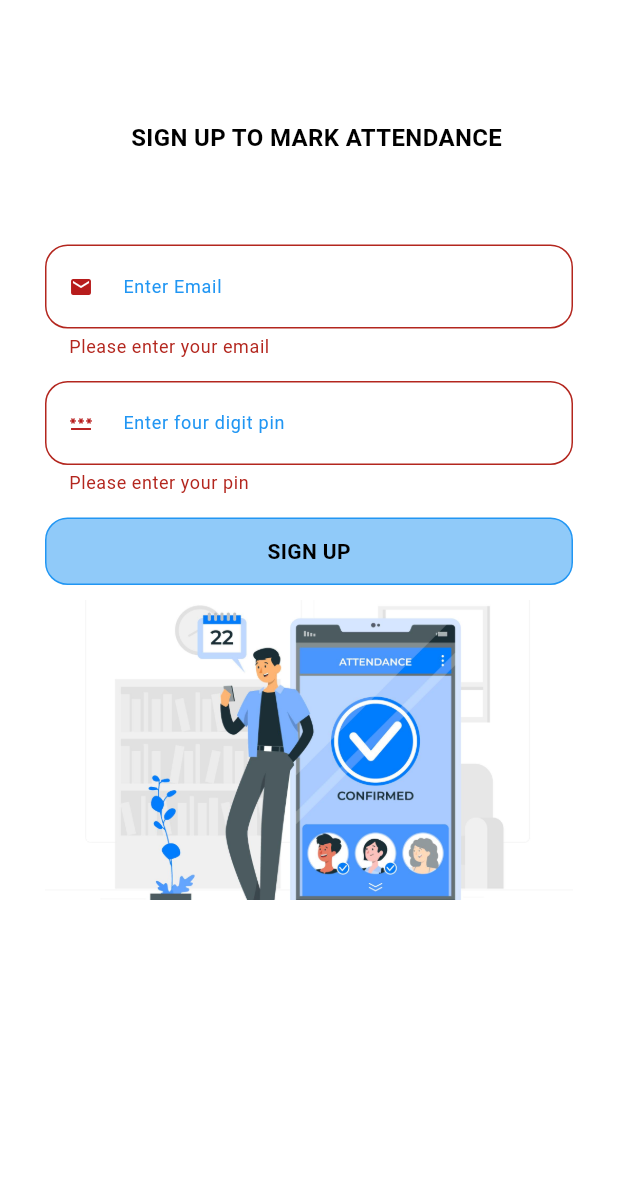
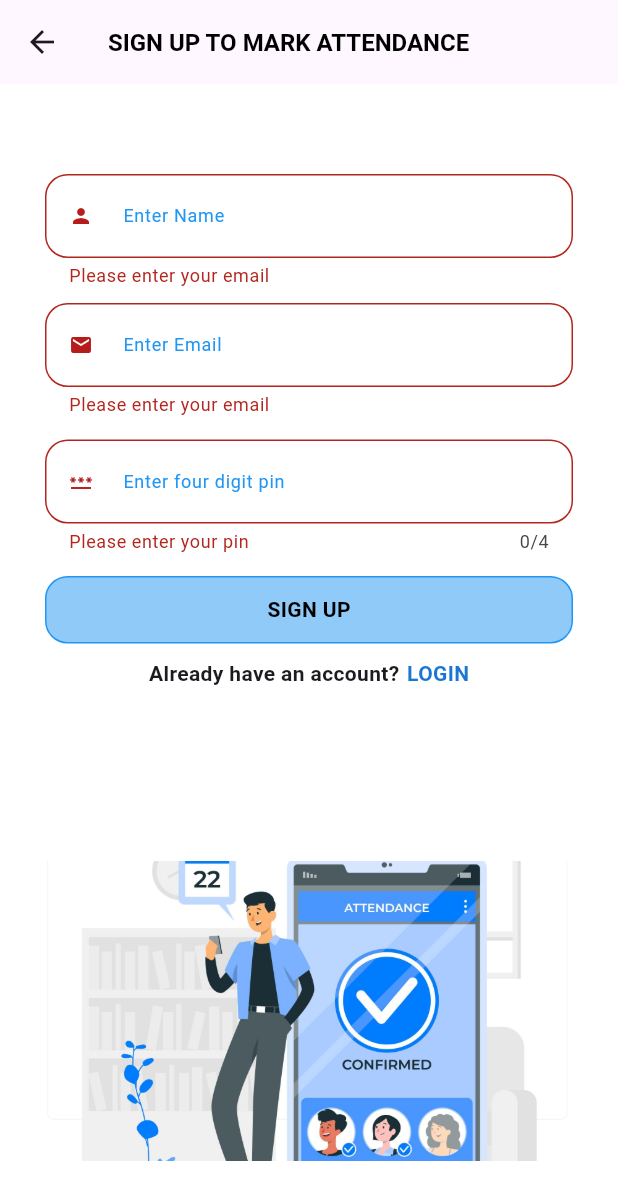
Before and after one commit to Guriya000/attendance_app, a Flutter app: the SignupPage screen opened directly, after a tap on "SIGN UP", on a phone screen of 412 x 824 dp. Shown: the top 1200 px of the screen. Run offline on Flutter 3.47's test engine with Material 3 defaults, Android fonts, the light colour scheme and no system bars; our stand-ins replace cloud_firestore, firebase_core, geolocator, get, slider_button; missing offline and left inert: qr_code_scanner_plus; accounts and stored records are empty.

Commit message:
sign in sign up mark attendance gert attendance

```diff
--- a/lib/attendance_record_model.dart
+++ b/lib/attendance_record_model.dart
@@ -2,12 +2,16 @@ import 'package:cloud_firestore/cloud_firestore.dart';
 
 class AttendanceRecord {
   final String userId;
+  final String date;
+  final String time;
   final DateTime dateTime;
   final bool isInPremises;
 
   AttendanceRecord({
     required this.userId,
     required this.dateTime,
+    required this.date,
+    required this.time,
     required this.isInPremises,
   });
 
@@ -16,6 +20,8 @@ class AttendanceRecord {
       userId: data['userId'],
       dateTime: (data['dateTime'] as Timestamp).toDate(),
       isInPremises: data['isInPremises'],
+      date: data['date'],
+      time: data['time'],
     );
   }
 }
--- a/lib/screens/signup_page.dart
+++ b/lib/screens/signup_page.dart
@@ -1,8 +1,11 @@
 import 'package:attendance_app/screens/login_page.dart';
 import 'package:attendance_app/services/auth_services.dart';
-import 'package:firebase_auth/firebase_auth.dart';
+import 'package:attendance_app/user_model.dart';
 import 'package:flutter/material.dart';
+import 'package:flutter/services.dart';
 import 'package:get/get.dart';
+
+import '../services/app_service.dart';
 
 class SignupPage extends StatefulWidget {
   const SignupPage({super.key});
@@ -14,26 +17,32 @@ class SignupPage extends StatefulWidget {
 class _SignupPageState extends State<SignupPage> {
   final _formKey = GlobalKey<FormState>();
   final _emailController = TextEditingController();
+  final _nameController = TextEditingController();
   final _passwordController = TextEditingController();
-  final AuthService _authService = AuthService();
   @override
   Widget build(BuildContext context) {
     return Scaffold(
-      body: SingleChildScrollView(
-        child: Stack(
+      appBar: AppBar(
+          title: const Text(
+        "SIGN UP TO MARK ATTENDANCE",
+        style: TextStyle(color: Colors.black, fontWeight: FontWeight.bold, fontSize: 16),
+      )),
+      body: Stack(
         children: [
+          Align(
+            alignment: Alignment.bottomCenter,
+            child: Container(
+              height: 200,
+              margin: const EdgeInsets.only(bottom: 50),
+              width: double.infinity,
+              child: Image.asset(
+                "assets/signup.jpg",
+                fit: BoxFit.cover,
+              ),
+            ),
+          ),
           Column(
             children: [
-                const Padding(
-                  padding: EdgeInsets.only(top: 80, left: 10),
-                  child: Text(
-                    "SIGN UP TO MARK ATTENDANCE",
-                    style: TextStyle(
-                        color: Colors.black,
-                        fontWeight: FontWeight.bold,
-                        fontSize: 16),
-                  ),
-                ),
               const SizedBox(
                 height: 50,
               ),
@@ -42,10 +51,9 @@ class _SignupPageState extends State<SignupPage> {
                 child: Column(
                   children: [
                     Padding(
-                          padding: const EdgeInsets.only(
-                              top: 10, left: 30, right: 30),
+                        padding: const EdgeInsets.only(top: 10, left: 30, right: 30),
                         child: TextFormField(
-                            controller: _emailController,
+                          controller: _nameController,
                           validator: (value) {
                             if (value == null || value.isEmpty) {
                               return 'Please enter your email';
@@ -54,10 +62,32 @@ class _SignupPageState extends State<SignupPage> {
                           },
                           decoration: InputDecoration(
                             filled: true,
-                              border: OutlineInputBorder(
-                                  borderRadius: BorderRadius.circular(15),
-                                  borderSide: const BorderSide(
-                                      color: Colors.blue, width: 1.5)),
+                            border: OutlineInputBorder(borderRadius: BorderRadius.circular(15), borderSide: const BorderSide(color: Colors.blue, width: 1.5)),
+                            label: const Text("Enter Name"),
+                            fillColor: Colors.white,
+                            prefixIcon: Icon(
+                              size: 16,
+                              Icons.person,
+                              color: Colors.red.shade900,
+                            ),
+                            labelStyle: const TextStyle(color: Colors.blue, fontSize: 12),
+                          ),
+                        )),
+                    Padding(
+                        padding: const EdgeInsets.only(top: 10, left: 30, right: 30),
+                        child: TextFormField(
+                          controller: _emailController,
+                          validator: (value) {
+                            if (value == null || value.isEmpty) {
+                              return 'Please enter your email';
+                            } else if (!RegExp(r'^[^@]+@[^@]+\.[^@]+').hasMatch(value)) {
+                              return 'Please enter a valid email address';
+                            }
+                            return null;
+                          },
+                          decoration: InputDecoration(
+                            filled: true,
+                            border: OutlineInputBorder(borderRadius: BorderRadius.circular(15), borderSide: const BorderSide(color: Colors.blue, width: 1.5)),
                             label: const Text("Enter Email"),
                             fillColor: Colors.white,
                             prefixIcon: Icon(
@@ -65,13 +95,11 @@ class _SignupPageState extends State<SignupPage> {
                               Icons.email,
                               color: Colors.red.shade900,
                             ),
-                              labelStyle: const TextStyle(
-                                  color: Colors.blue, fontSize: 12),
+                            labelStyle: const TextStyle(color: Colors.blue, fontSize: 12),
                           ),
                         )),
                     Padding(
-                          padding: const EdgeInsets.only(
-                              top: 15, left: 30, right: 30),
+                        padding: const EdgeInsets.only(top: 15, left: 30, right: 30),
                         child: TextFormField(
                           controller: _passwordController,
                           validator: (value) {
@@ -80,12 +108,11 @@ class _SignupPageState extends State<SignupPage> {
                             }
                             return null;
                           },
+                          inputFormatters: [FilteringTextInputFormatter.digitsOnly],
+                          maxLength: 4,
                           decoration: InputDecoration(
                             filled: true,
-                              border: OutlineInputBorder(
-                                  borderRadius: BorderRadius.circular(15),
-                                  borderSide: const BorderSide(
-                                      color: Colors.blue, width: 1.5)),
+                            border: OutlineInputBorder(borderRadius: BorderRadius.circular(15), borderSide: const BorderSide(color: Colors.blue, width: 1.5)),
                             label: const Text("Enter four digit pin"),
                             fillColor: Colors.white,
                             prefixIcon: Icon(
@@ -93,43 +120,33 @@ class _SignupPageState extends State<SignupPage> {
                               Icons.password,
                               color: Colors.red.shade900,
                             ),
-                              labelStyle: const TextStyle(
-                                  color: Colors.blue, fontSize: 12),
+                            labelStyle: const TextStyle(color: Colors.blue, fontSize: 12),
                           ),
                         )),
                     Padding(
-                        padding:
-                            const EdgeInsets.only(top: 15, left: 30, right: 30),
+                      padding: const EdgeInsets.only(top: 15, left: 30, right: 30),
                       child: GestureDetector(
                         child: Container(
                           height: 45,
                           width: double.infinity,
-                            decoration: BoxDecoration(
-                                color: Colors.blue.shade200,
-                                border: Border.all(color: Colors.blue.shade500),
-                                borderRadius: BorderRadius.circular(15)),
+                          decoration: BoxDecoration(color: Colors.blue.shade200, border: Border.all(color: Colors.blue.shade500), borderRadius: BorderRadius.circular(15)),
                           child: const Center(
                             child: Text(
                               "SIGN UP",
-                                style: TextStyle(
-                                    color: Colors.black,
-                                    fontWeight: FontWeight.bold),
+                              style: TextStyle(color: Colors.black, fontWeight: FontWeight.bold),
                             ),
                           ),
                         ),
                         onTap: () async {
                           if (_formKey.currentState!.validate()) {
-                              User? user = await _authService.signUp(
-                                _emailController.text,
-                                _passwordController.text,
-                              );
+                            AppService.showLoader();
+                            UserModel? user = await AuthService.signUp(UserModel(name: _nameController.text, email: _emailController.text, pincode: _passwordController.text));
+                            AppService.hideLoader();
                             if (user != null) {
-                                Get.to(LoginPage());
+                              Get.to(const LoginPage());
                             } else {
                               ScaffoldMessenger.of(context).showSnackBar(
-                                  SnackBar(
-                                      content: Text(
-                                          'Signup failed. Please try again.')),
+                                const SnackBar(content: Text('Signup failed. Please try again.')),
                               );
                             }
                           }
@@ -155,31 +172,17 @@ class _SignupPageState extends State<SignupPage> {
                   GestureDetector(
                     child: Text(
                       "LOGIN",
-                        style: TextStyle(
-                            fontWeight: FontWeight.bold,
-                            color: Colors.blue.shade700),
+                      style: TextStyle(fontWeight: FontWeight.bold, color: Colors.blue.shade700),
                     ),
                     onTap: () {
-                        Get.to(LoginPage());
+                      Get.back();
                     },
                   )
                 ],
               )
             ],
           ),
-            Padding(
-              padding: const EdgeInsets.only(top: 400, left: 30, right: 30),
-              child: Container(
-                height: 200,
-                width: double.infinity,
-                child: Image.asset(
-                  "assets/signup.jpg",
-                  fit: BoxFit.cover,
-                ),
-              ),
-            )
         ],
-        ),
       ),
     );
   }
--- /dev/null
+++ b/lib/user_model.dart
@@ -0,0 +1,32 @@
+class UserModel {
+  String? id;
+  String? email;
+  String? name;
+  String? pincode;
+
+  UserModel({
+    this.id,
+    this.email,
+    this.name,
+    this.pincode,
+  });
+
+  // Convert a User object into a JSON map
+  Map<String, dynamic> toJson() {
+    return {
+      'email': email,
+      'name': name,
+      'pincode': pincode,
+    };
+  }
+
+  // Create a User object from a JSON map
+  factory UserModel.fromJson(Map<String, dynamic> json) {
+    return UserModel(
+      id: json['id'],
+      email: json['email'],
+      name: json['name'],
+      pincode: json['pincode'],
+    );
+  }
+}
--- a/pubspec.yaml
+++ b/pubspec.yaml
@@ -37,10 +37,10 @@ dependencies:
   get: ^4.7.2
   intl: ^0.20.2
   firebase_core: ^3.12.1
-  firebase_auth: ^5.5.1
   cloud_firestore: ^5.6.5
   geolocator: ^13.0.2
   qr_code_scanner_plus: ^2.0.10+1
+  slider_button: ^2.1.0
 
 dev_dependencies:
   flutter_test:
```
Also changed, not shown: lib/main.dart (+8 -2 lines), lib/screens/home_screen.dart (+123 -124 lines), lib/screens/login_page.dart (+35 -62 lines), lib/screens/view_record.dart (+13 -13 lines), lib/services/app_service.dart (added, +41 -0 lines), lib/services/attendance_services.dart (+25 -14 lines), lib/services/auth_services.dart (+60 -18 lines), firebase.json (added), lib/firebase_options.dart (added), pubspec.lock, 16 other files. Lines whose indentation alone changed are shown as unchanged.
